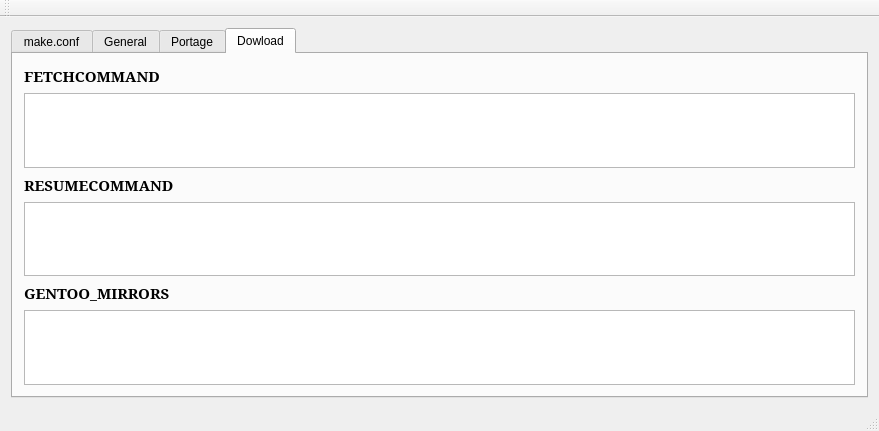
Qt form mainwindow.ui (maluta/visual-portage-config) before a commit.
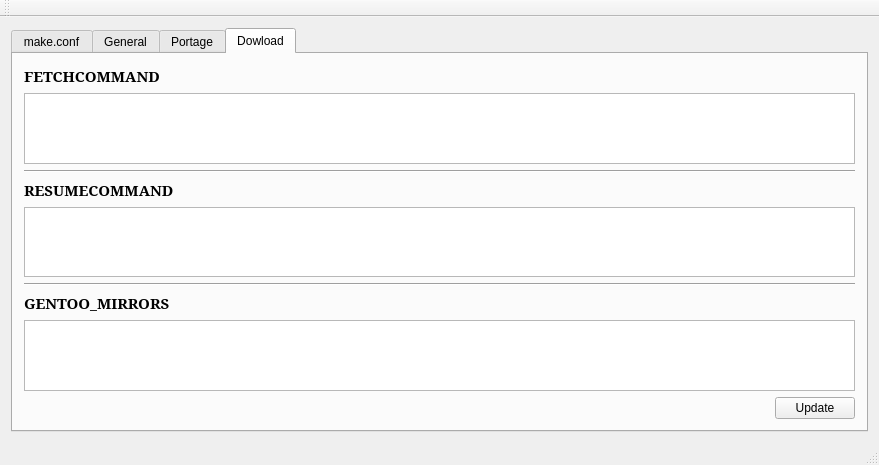
The same form after that commit. The open tabs and pages were chosen to show the change.

Diff of the .ui file:
```diff
--- a/mainwindow.ui
+++ b/mainwindow.ui
@@ -7,7 +7,7 @@
     <x>0</x>
     <y>0</y>
     <width>879</width>
-    <height>431</height>
+    <height>446</height>
    </rect>
   </property>
   <property name="windowTitle">
@@ -802,6 +802,13 @@
         <item>
          <widget class="QTextEdit" name="textEdit_FETCHCOMMAND"/>
         </item>
+        <item>
+         <widget class="Line" name="line_9">
+          <property name="orientation">
+           <enum>Qt::Horizontal</enum>
+          </property>
+         </widget>
+        </item>
         <item>
          <widget class="QLabel" name="label_13">
           <property name="font">
@@ -820,6 +827,13 @@
         <item>
          <widget class="QTextEdit" name="textEdit_RESUMECOMMAND"/>
         </item>
+        <item>
+         <widget class="Line" name="line_8">
+          <property name="orientation">
+           <enum>Qt::Horizontal</enum>
+          </property>
+         </widget>
+        </item>
         <item>
          <widget class="QLabel" name="label_14">
           <property name="font">
@@ -838,6 +852,30 @@
         <item>
          <widget class="QTextEdit" name="textEdit_GENTOOMIRRORS"/>
         </item>
+        <item>
+         <layout class="QHBoxLayout" name="horizontalLayout_17">
+          <item>
+           <spacer name="horizontalSpacer_4">
+            <property name="orientation">
+             <enum>Qt::Horizontal</enum>
+            </property>
+            <property name="sizeHint" stdset="0">
+             <size>
+              <width>40</width>
+              <height>20</height>
+             </size>
+            </property>
+           </spacer>
+          </item>
+          <item>
+           <widget class="QPushButton" name="pushButton_UpdateDownload">
+            <property name="text">
+             <string>Update</string>
+            </property>
+           </widget>
+          </item>
+         </layout>
+        </item>
        </layout>
       </widget>
      </widget>
```
Left out of the diff: 35 changed lines with no effect on the pictures.
